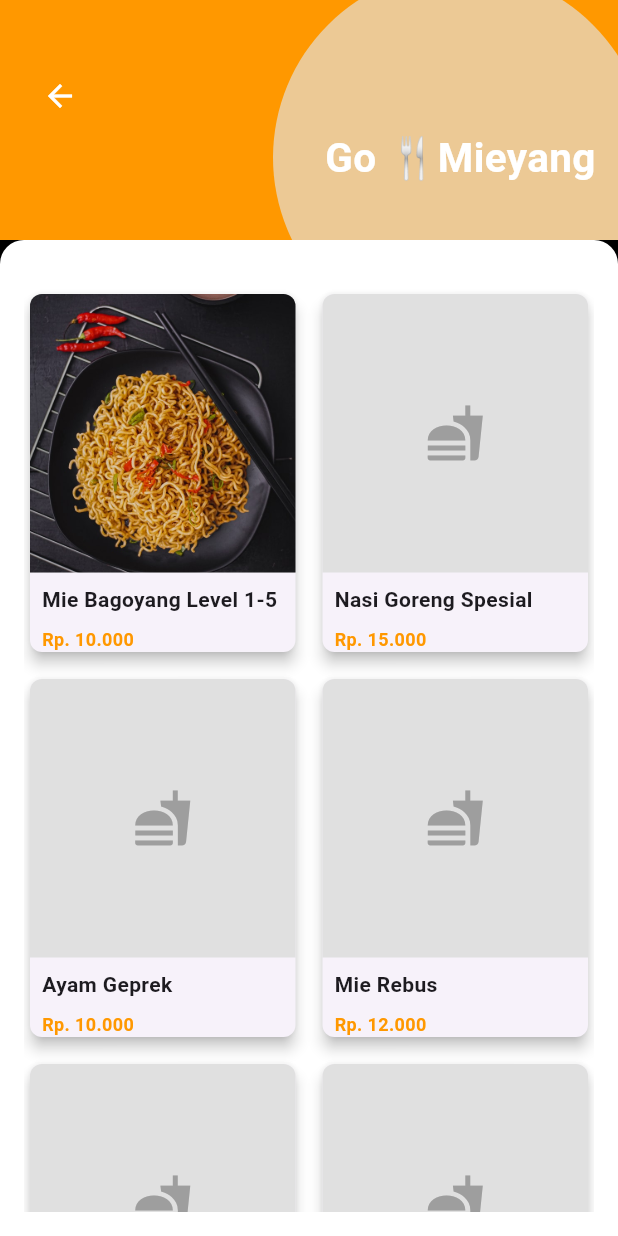
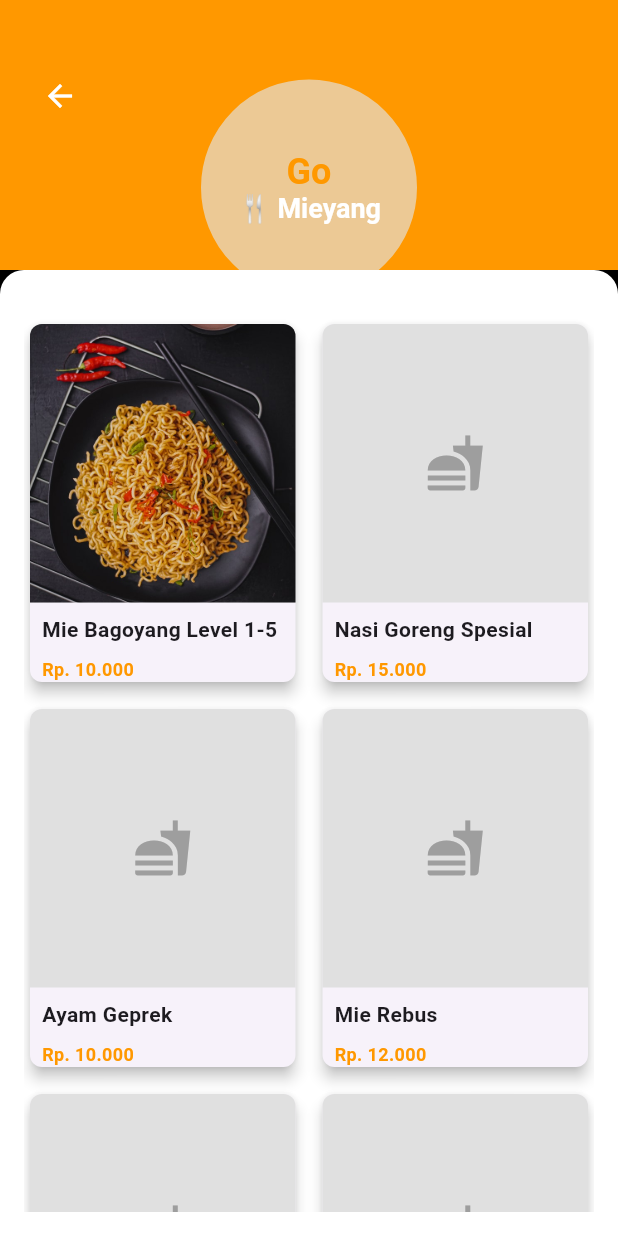
Before and after one commit to Andraelja/mie_bagoyang, a Flutter app: the OrderView screen opened by its route, on a phone screen of 412 x 824 dp. Run offline on Flutter 3.47's test engine with Material 3 defaults, Android fonts, the phone set to English and light mode, and no system bars; our stand-ins replace get.

Commit message:
save features

```diff
--- a/lib/app/modules/order/views/order_view.dart
+++ b/lib/app/modules/order/views/order_view.dart
@@ -53,40 +53,59 @@ class OrderView extends GetView<OrderController> {
           // Header bagian atas
           Stack(
             children: [
-              // Rectangle sebagai latar belakang utama
+              // Latar belakang oranye
               Container(
                 width: double.infinity,
-                height: 160, // Tinggi diperbesar untuk memberi ruang tambahan
+                height: 180, // Sesuaikan tinggi untuk ruang lingkaran
                 color: Colors.orange,
               ),
-              // Icon back di atas
+              // Icon back
               Positioned(
-                top: 40, // Posisikan icon back
+                top: 40,
                 left: 16,
                 child: IconButton(
                   icon: const Icon(Icons.arrow_back, color: Colors.white),
                   onPressed: () => Get.back(),
                 ),
               ),
-              // Lingkaran di sekitar teks
+              // Lingkaran logo
               Positioned(
-                right: -20, // Geser lingkaran ke kanan
-                top: -20, // Teks lebih ke bawah
+                top: 50, // Sesuaikan posisi vertikal lingkaran
+                left: MediaQuery.of(context).size.width / 2 -
+                    75, // Pusatkan horizontal
                 child: Container(
-                  width: 250, // Lebar lingkaran
-                  height: 250, // Tinggi lingkaran
+                  width: 150,
+                  height: 150,
                   decoration: BoxDecoration(
                     color: const Color.fromARGB(255, 236, 201, 149),
                     shape: BoxShape.circle,
+                    border: Border.all(
+                      color: Colors.orange,
+                      width: 3,
+                    ),
                   ),
                   child: Center(
-                    child: Text(
-                      "Go 🍴Mieyang",
+                    child: RichText(
                       textAlign: TextAlign.center,
-                      style: const TextStyle(
-                        fontSize: 27, // Ukuran teks
+                      text: const TextSpan(
+                        children: [
+                          TextSpan(
+                            text: "Go\n",
+                            style: TextStyle(
+                              fontSize: 24,
+                              fontWeight: FontWeight.bold,
+                              color: Colors.orange,
+                            ),
+                          ),
+                          TextSpan(
+                            text: "🍴 Mieyang",
+                            style: TextStyle(
+                              fontSize: 18,
                               fontWeight: FontWeight.bold,
                               color: Colors.white,
+                            ),
+                          ),
+                        ],
                       ),
                     ),
                   ),
@@ -97,8 +116,7 @@ class OrderView extends GetView<OrderController> {
           // Grid menu
           Expanded(
             child: Container(
-              padding: const EdgeInsets.fromLTRB(
-                  16.0, 32.0, 16.0, 16.0), // Tambahkan padding atas
+              padding: const EdgeInsets.fromLTRB(16.0, 32.0, 16.0, 16.0),
               decoration: const BoxDecoration(
                 color: Colors.white,
                 borderRadius: BorderRadius.only(
@@ -116,6 +134,18 @@ class OrderView extends GetView<OrderController> {
                 ),
                 itemBuilder: (context, index) {
                   final item = menuItems[index];
+                  return _buildMenuItem(item);
+                },
+              ),
+            ),
+          ),
+        ],
+      ),
+    );
+  }
+
+  // Widget untuk item menu
+  Widget _buildMenuItem(Map<String, dynamic> item) {
     return Card(
       elevation: 4,
       shape: RoundedRectangleBorder(
@@ -178,12 +208,5 @@ class OrderView extends GetView<OrderController> {
         ],
       ),
     );
-                },
-              ),
-            ),
-          ),
-        ],
-      ),
-    );
   }
 }
```
Also changed, not shown: lib/app/modules/home/views/home_view.dart (+29 -18 lines). Lines whose indentation alone changed are shown as unchanged.
